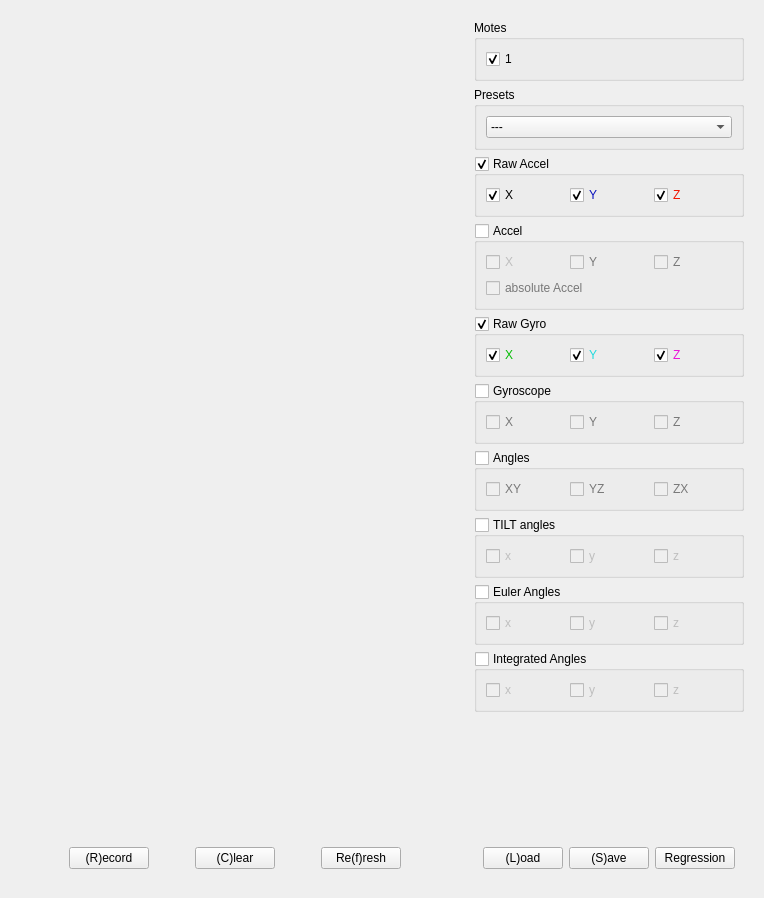
Before: the Qt Designer form tinyos-2.x/trunk/support/cpp/TestShimmer/src/DataWidget.ui in baharev/szte-wsn-code, drawn with Qt 5.
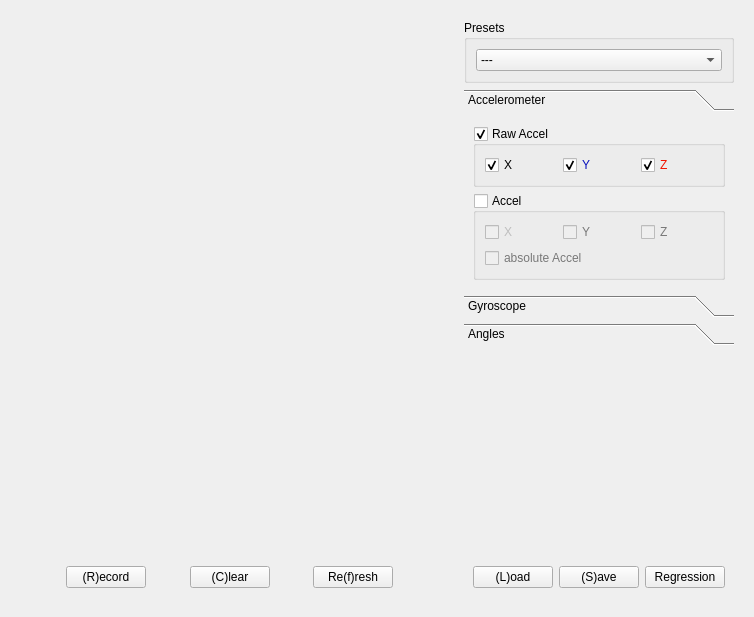
After: the same form once the commit is applied. Custom widgets are drawn as their Qt base class.

Commit message: dataWidget ui fine-tune

What changed in the file:
```diff
--- a/tinyos-2.x/trunk/support/cpp/TestShimmer/src/DataWidget.ui
+++ b/tinyos-2.x/trunk/support/cpp/TestShimmer/src/DataWidget.ui
@@ -5,6 +5,14 @@
   <property name="windowModality">
    <enum>Qt::NonModal</enum>
   </property>
+  <property name="geometry">
+   <rect>
+    <x>0</x>
+    <y>0</y>
+    <width>754</width>
+    <height>617</height>
+   </rect>
+  </property>
   <property name="windowTitle">
    <string>Form</string>
   </property>
@@ -112,29 +120,10 @@
     </layout>
    </item>
    <item>
-    <layout class="QVBoxLayout" name="verticalLayout_4" stretch="1,0,1,1,1,1,1,1,0,0,0,0">
+    <layout class="QVBoxLayout" name="verticalLayout_4" stretch="0,0,0,0">
      <property name="margin">
       <number>9</number>
      </property>
-     <item>
-      <widget class="QGroupBox" name="motesBox">
-       <property name="title">
-        <string>Motes</string>
-       </property>
-       <layout class="QHBoxLayout" name="horizontalLayout_17">
-        <item>
-         <widget class="QCheckBox" name="motes">
-          <property name="text">
-           <string>1</string>
-          </property>
-          <property name="checked">
-           <bool>true</bool>
-          </property>
-         </widget>
-        </item>
-       </layout>
-      </widget>
-     </item>
      <item>
       <widget class="QGroupBox" name="presetsBox">
        <property name="title">
@@ -179,6 +168,24 @@
       </widget>
      </item>
      <item>
+      <widget class="QToolBox" name="toolBox">
+       <property name="currentIndex">
+        <number>0</number>
+       </property>
+       <widget class="QWidget" name="accToolBox">
+        <property name="geometry">
+         <rect>
+          <x>0</x>
+          <y>0</y>
+          <width>255</width>
+          <height>154</height>
+         </rect>
+        </property>
+        <attribute name="label">
+         <string>Accelerometer</string>
+        </attribute>
+        <layout class="QVBoxLayout" name="verticalLayout">
+         <item>
       <widget class="QGroupBox" name="rawAccBox">
        <property name="title">
         <string>Raw Accel</string>
@@ -459,6 +466,21 @@
        </layout>
       </widget>
      </item>
+        </layout>
+       </widget>
+       <widget class="QWidget" name="gyroToolBox">
+        <property name="geometry">
+         <rect>
+          <x>0</x>
+          <y>0</y>
+          <width>255</width>
+          <height>154</height>
+         </rect>
+        </property>
+        <attribute name="label">
+         <string>Gyroscope</string>
+        </attribute>
+        <layout class="QVBoxLayout" name="verticalLayout_3">
      <item>
       <widget class="QGroupBox" name="rawGyroBox">
        <property name="title">
@@ -759,6 +781,13 @@
        </layout>
       </widget>
      </item>
+        </layout>
+       </widget>
+       <widget class="QWidget" name="anglesToolBox">
+        <attribute name="label">
+         <string>Angles</string>
+        </attribute>
+        <layout class="QVBoxLayout" name="verticalLayout_6">
      <item>
       <widget class="QGroupBox" name="anglesBox">
        <property name="title">
@@ -1012,6 +1041,10 @@
          </widget>
         </item>
        </layout>
+          </widget>
+         </item>
+        </layout>
+       </widget>
       </widget>
      </item>
      <item>
```
Lines whose indentation alone changed are shown as unchanged.
